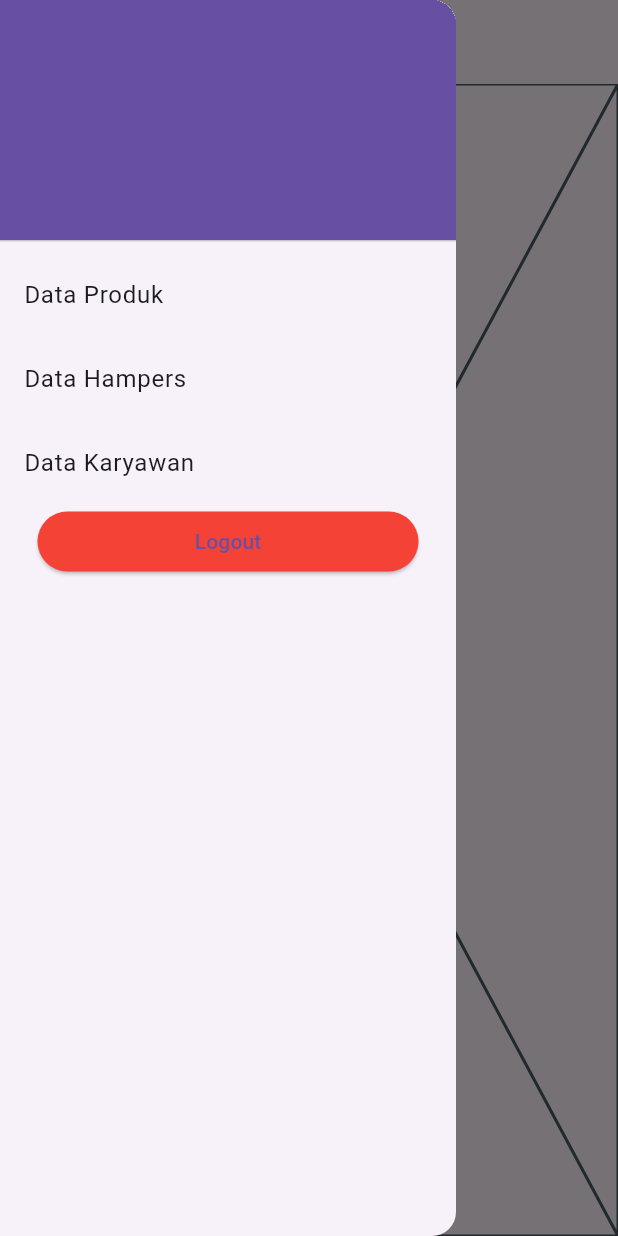
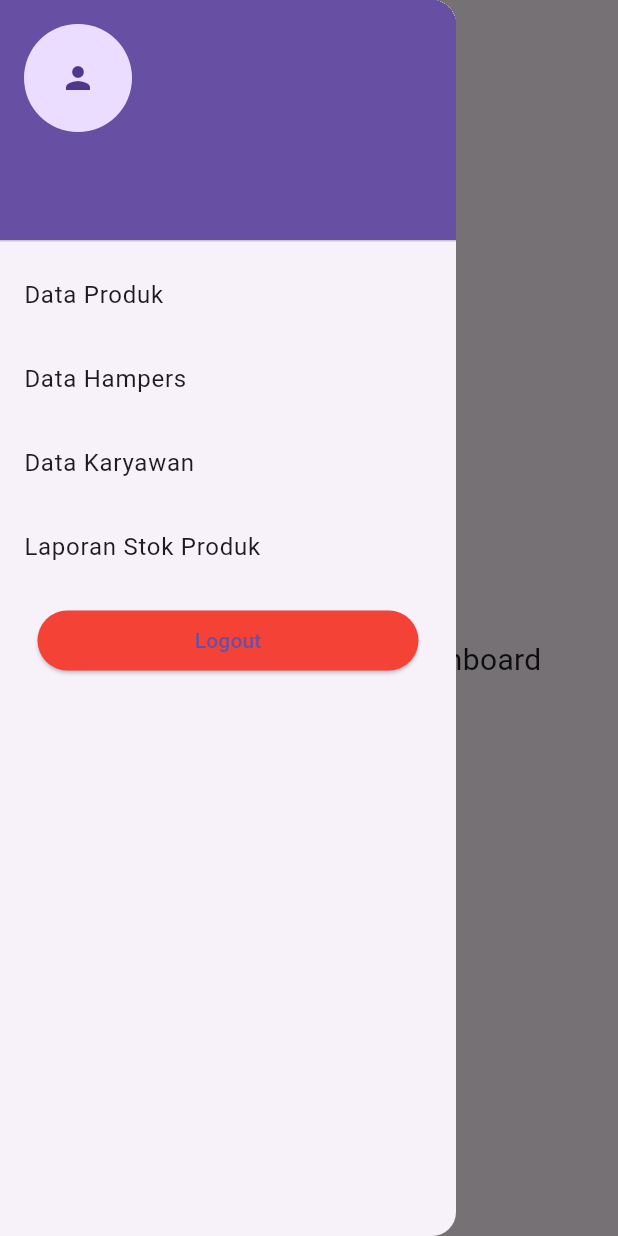
Before and after one commit to elluy-gabriel-p/project_p3l_mobile, a Flutter app: the DashboardOwnerView screen opened directly with empty values, with the side drawer open, on a phone screen of 412 x 824 dp. Run offline on Flutter 3.47's test engine with Material 3 defaults, Android fonts, the phone set to English and light mode, and no system bars; our stand-ins replace flutter_riverpod, pdf, printing; missing offline and left inert: mobile_scanner; network calls fail.

Commit message:
Coding Mobile A DONE

```diff
--- /dev/null
+++ b/lib/client/BahanBakuClient.dart
@@ -0,0 +1,76 @@
+import 'package:project_p3l_mobile/data/BahanBaku.dart';
+
+import 'dart:convert';
+import 'package:http/http.dart';
+
+class BahanBakuClient {
+  static final String url = '10.0.2.2:8000';
+  static final String endpoint = '/api/bahanBaku';
+
+  static Future<List<BahanBaku>> fetchAll() async {
+    try {
+      var response = await get(Uri.http(url, endpoint));
+
+      if (response.statusCode != 200) throw Exception(response.reasonPhrase);
+
+      Iterable list = json.decode(response.body)['data'];
+
+      return list.map((e) => BahanBaku.fromJson(e)).toList();
+    } catch (e) {
+      return Future.error(e.toString());
+    }
+  }
+
+  static Future<BahanBaku> find(id) async {
+    try {
+      var response = await get(Uri.http(url, '$endpoint/$id'));
+
+      if (response.statusCode != 200) throw Exception(response.reasonPhrase);
+
+      return BahanBaku.fromJson(json.decode(response.body)['data']);
+    } catch (e) {
+      return Future.error(e.toString());
+    }
+  }
+
+  static Future<Response> create(BahanBaku bahanBaku) async {
+    try {
+      var response = await post(Uri.http(url, endpoint),
+          headers: {"Content-type": "application/json"},
+          body: bahanBaku.toRawJson());
+
+      if (response.statusCode != 200) throw Exception(response.reasonPhrase);
+
+      return response;
+    } catch (e) {
+      return Future.error(e.toString());
+    }
+  }
+
+  static Future<Response> update(BahanBaku bahanBaku) async {
+    try {
+      var response = await put(
+          Uri.http(url, '$endpoint/${bahanBaku.id_bahan_baku}'),
+          headers: {"Content-type": "application/json"},
+          body: bahanBaku.toRawJson());
+
+      if (response.statusCode != 200) throw Exception(response.reasonPhrase);
+
+      return response;
+    } catch (e) {
+      return Future.error(e.toString());
+    }
+  }
+
+  static Future<Response> destroy(id) async {
+    try {
+      var response = await delete(Uri.http(url, '$endpoint/$id'));
+
+      if (response.statusCode != 200) throw Exception(response.reasonPhrase);
+
+      return response;
+    } catch (e) {
+      return Future.error(e.toString());
+    }
+  }
+}
--- /dev/null
+++ b/lib/data/BahanBaku.dart
@@ -0,0 +1,33 @@
+import 'dart:convert';
+
+class BahanBaku {
+  final int? id_bahan_baku;
+
+  int? stok_bahan;
+  String? nama_bahan, satuan;
+
+  BahanBaku({
+    required this.id_bahan_baku,
+    required this.stok_bahan,
+    required this.nama_bahan,
+    required this.satuan,
+  });
+
+  factory BahanBaku.fromRawJson(String str) =>
+      BahanBaku.fromJson(json.decode(str));
+  factory BahanBaku.fromJson(Map<String, dynamic> json) => BahanBaku(
+        id_bahan_baku: json["id_bahan_baku"],
+        stok_bahan: json["stok_bahan"],
+        nama_bahan: json["nama_bahan"],
+        satuan: json["satuan"],
+      );
+
+  String toRawJson() => json.encode(toJson());
+
+  Map<String, dynamic> toJson() => {
+        "id_bahan_baku": id_bahan_baku,
+        "stok_bahan": stok_bahan,
+        "nama_bahan": nama_bahan,
+        "satuan": satuan,
+      };
+}
--- a/lib/view/dashboardOwner.dart
+++ b/lib/view/dashboardOwner.dart
@@ -1,6 +1,9 @@
 import 'package:flutter/material.dart';
+import 'package:project_p3l_mobile/client/BahanBakuClient.dart';
+import 'package:project_p3l_mobile/data/BahanBaku.dart';
 import 'package:project_p3l_mobile/data/Karyawan.dart';
 import 'package:project_p3l_mobile/view/login.dart';
+import 'package:project_p3l_mobile/view/report/stok_bahan_pdf.dart'; // Import the createPdf function from its file
 
 class DashboardOwnerView extends StatefulWidget {
   final Karyawan loggedInOwner;
@@ -11,6 +14,28 @@ class DashboardOwnerView extends StatefulWidget {
 }
 
 class _DashboardOwnerViewState extends State<DashboardOwnerView> {
+  List<BahanBaku> bahanBakuList = [];
+
+  Future<void> getBahanBakuList() async {
+    try {
+      List<BahanBaku> bahanBaku = await BahanBakuClient.fetchAll();
+      setState(() {
+        bahanBakuList = bahanBaku;
+        print("sudah");
+      });
+    } catch (e) {
+      print(e);
+      throw Exception('Failed to load bahan baku');
+    }
+  }
+
+  @override
+  void initState() {
+    // TODO: implement initState
+    getBahanBakuList();
+    super.initState();
+  }
+
   @override
   Widget build(BuildContext context) {
     return Scaffold(
@@ -21,31 +46,43 @@ class _DashboardOwnerViewState extends State<DashboardOwnerView> {
         child: ListView(
           children: [
             UserAccountsDrawerHeader(
-              accountName: Text(widget.loggedInOwner.nama_karyawan!),
-              accountEmail: Text(widget.loggedInOwner.jabatan!),
+              accountName:
+                  Text(widget.loggedInOwner.nama_karyawan ?? 'No Name'),
+              accountEmail: Text(widget.loggedInOwner.jabatan ?? 'No Position'),
+              currentAccountPicture: CircleAvatar(
+                child: Icon(Icons.person),
+              ),
             ),
             ListTile(
               title: Text('Data Produk'),
               onTap: () {
                 // Handle menu 1 tap
+                // Navigator.push(context, MaterialPageRoute(builder: (context) => DataProdukView()));
               },
             ),
             ListTile(
               title: Text('Data Hampers'),
               onTap: () {
                 // Handle menu 2 tap
+                // Navigator.push(context, MaterialPageRoute(builder: (context) => DataHampersView()));
               },
             ),
-
             ListTile(
               title: Text('Data Karyawan'),
               onTap: () {
                 // Handle menu 3 tap
+                // Navigator.push(context, MaterialPageRoute(builder: (context) => DataKaryawanView()));
               },
             ),
-
+            ListTile(
+              title: Text('Laporan Stok Produk'),
+              onTap: () async {
+                // Call createPdf function and navigate to PreviewScreen
+                await createPdf(context);
+              },
+            ),
             Container(
-              padding: EdgeInsets.symmetric(horizontal: 25),
+              padding: EdgeInsets.symmetric(horizontal: 25, vertical: 10),
               child: ElevatedButton(
                 onPressed: () {
                   // Handle logout tap
@@ -64,7 +101,12 @@ class _DashboardOwnerViewState extends State<DashboardOwnerView> {
           ],
         ),
       ),
-      body: const Placeholder(),
+      body: const Center(
+        child: Text(
+          'Welcome to the Owner Dashboard',
+          style: TextStyle(fontSize: 20),
+        ),
+      ),
     );
   }
 }
--- a/pubspec.yaml
+++ b/pubspec.yaml
@@ -40,6 +40,9 @@ dependencies:
   provider: ^6.1.2
   cloudinary_flutter: ^1.0.0
   cloudinary_url_gen: ^1.0.0
+  pdf: ^3.10.8
+  printing: ^5.12.0
+  intl: ^0.19.0
 
 dev_dependencies:
   flutter_test:
```
Also changed, not shown: lib/main.dart (+10 -2 lines), lib/view/dashboardAdmin.dart (+11 -7 lines), lib/view/dashboardMO.dart (+28 -8 lines), lib/view/report/preview_screen.dart (added, +30 -0 lines), lib/view/report/stok_bahan_pdf.dart (added, +87 -0 lines), pubspec.lock, 5 other files.
